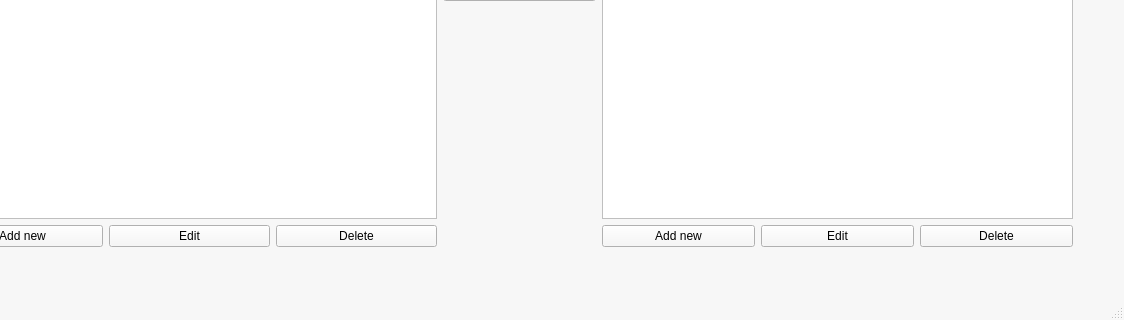
First picture: the form in mainwindow.ui, repository Hopur-50/Verkefni3, before the edit; both pictures show x 109 to 1233 and y 335 to 655 of the 1233 by 655 pixel window.
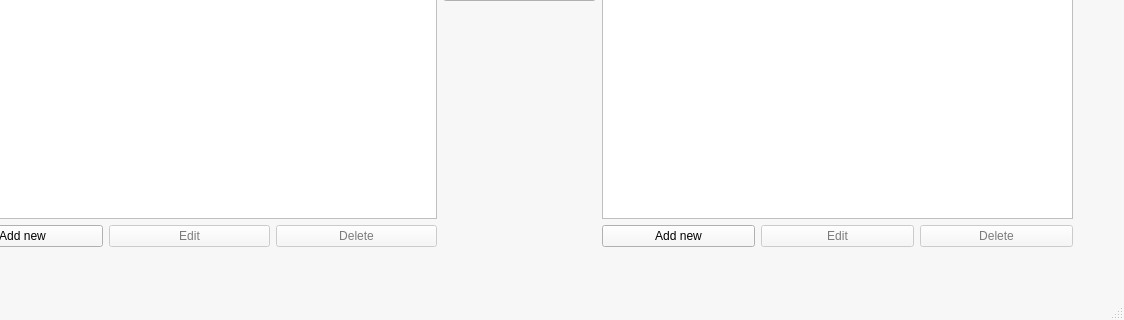
Second picture: the form after the edit.

What changed in the file:
```diff
--- a/mainwindow.ui
+++ b/mainwindow.ui
@@ -466,6 +466,9 @@
       </item>
       <item row="3" column="5">
        <widget class="QPushButton" name="editComputerButton">
+        <property name="enabled">
+         <bool>false</bool>
+        </property>
         <property name="text">
          <string>Edit</string>
         </property>
@@ -480,6 +483,9 @@
       </item>
       <item row="3" column="6">
        <widget class="QPushButton" name="deleteComputerButton">
+        <property name="enabled">
+         <bool>false</bool>
+        </property>
         <property name="text">
          <string>Delete</string>
         </property>
@@ -682,6 +688,9 @@
       </item>
       <item row="3" column="2">
        <widget class="QPushButton" name="deleteScientistButton">
+        <property name="enabled">
+         <bool>false</bool>
+        </property>
         <property name="text">
          <string>Delete</string>
         </property>
@@ -696,6 +705,9 @@
       </item>
       <item row="3" column="1">
        <widget class="QPushButton" name="editScientistButton">
+        <property name="enabled">
+         <bool>false</bool>
+        </property>
         <property name="text">
          <string>Edit</string>
         </property>
```
